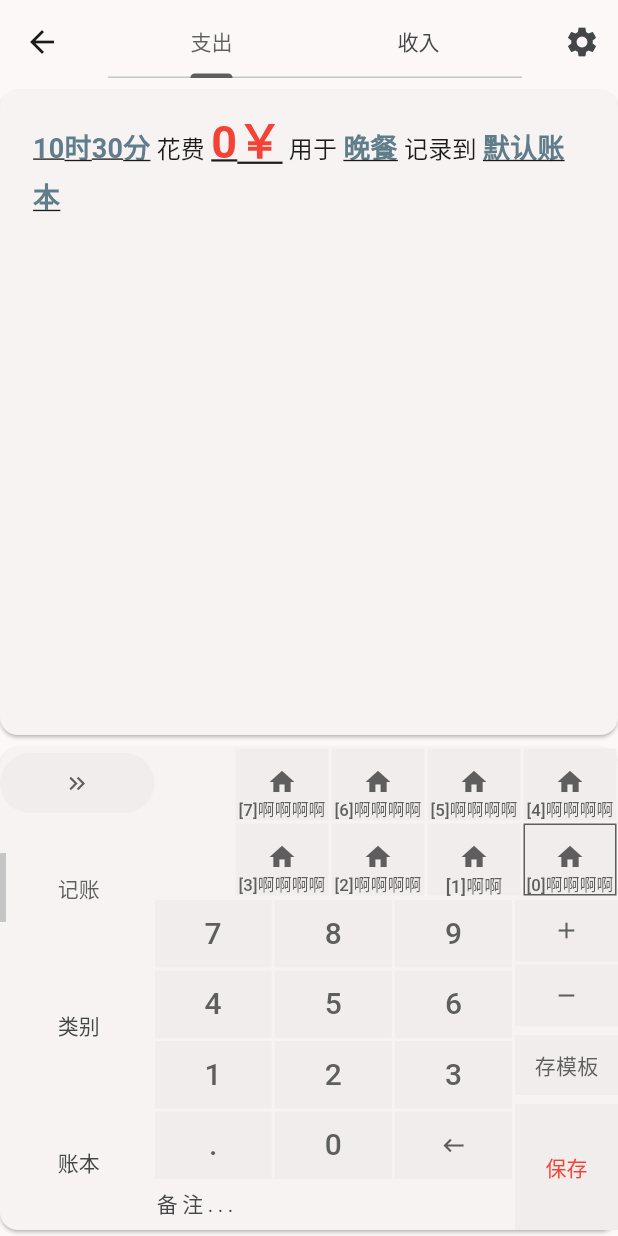
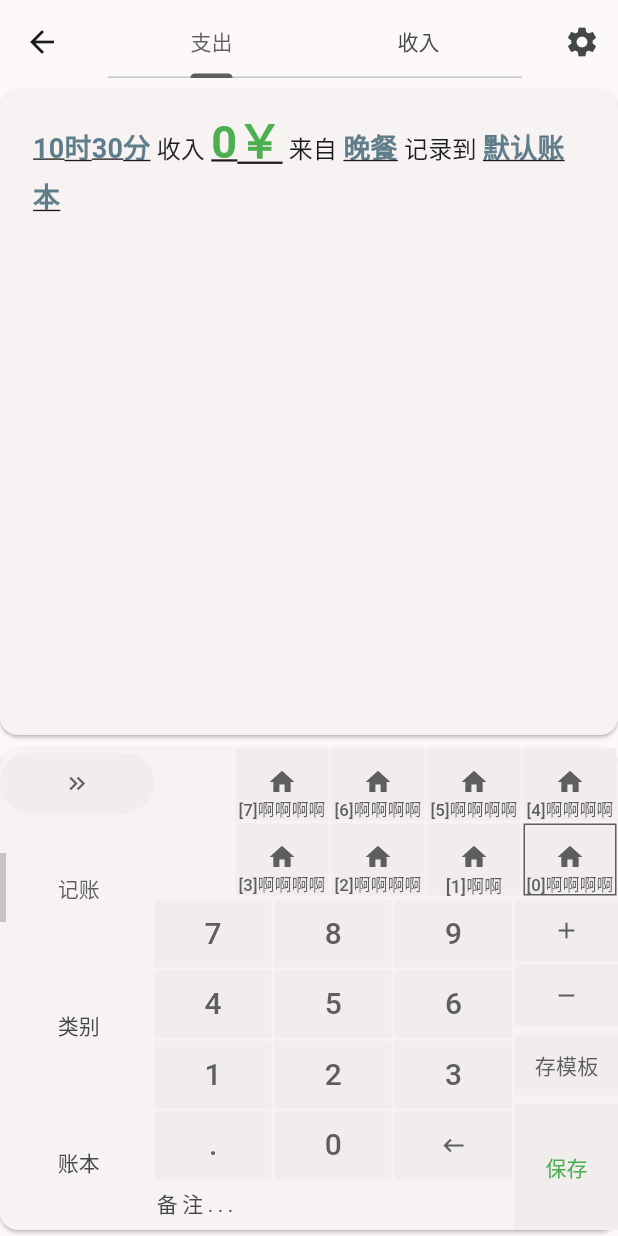
Before and after one commit to qcbf/quick_log_money, a Flutter app: the screen it shows after launch, after a tap on "试用一下", after a tap on the "add" icon, on a phone screen of 412 x 824 dp. Run offline on Flutter 3.47's test engine with Material 3 defaults, Android fonts, the phone set to English and light mode, and no system bars; our stand-ins replace bot_toast, hive; accounts and stored records are empty; statements that could not run were skipped.

Commit message:
登录用户相关数据

```diff
--- a/quick_money_flutter/lib/Datas/Ledger/LedgerData.dart
+++ b/quick_money_flutter/lib/Datas/Ledger/LedgerData.dart
@@ -49,31 +49,29 @@ class LedgerProvider with ChangeNotifier {
   LedgerProvider() {
     LocalDB.get("Ledger").then((v) {
       if (v == null) return;
-      final data = LedgerData.fromJson(jsonDecode(v));
-      Future.delayed(Durations.extralong4, () => SetLedgerFromData(data));
-      // SetLedgerFromData(data);
+      SetLedgerFromData(LedgerData.fromJson(jsonDecode(v)));
     });
   }
 
   ///
-  SetLedger(LedgerBase v) {
+  Future SetLedger(LedgerBase v) async {
     print("set ledger: ${v.Data?.Id} ${v.Data?.Name}");
     _Ledger = v;
     if (v.Data == null) {
-      LocalDB.delete("Ledger");
+      await LocalDB.delete("Ledger");
     } else {
-      LocalDB.put("Ledger", jsonEncode(v.Data!.toJson()));
+      await LocalDB.put("Ledger", jsonEncode(v.Data!.toJson()));
     }
     notifyListeners();
   }
 
-  SetLedgerFromData(LedgerData data) {
+  Future SetLedgerFromData(LedgerData data) async {
     switch (data.Type) {
       case 1:
-        SetLedger(LocalLedger(data));
+        await SetLedger(LocalLedger(data));
         return true;
       case 2:
-        SetLedger(ServerLedger(data));
+        await SetLedger(ServerLedger(data));
         return true;
     }
   }
--- a/quick_money_flutter/lib/Datas/UserData.dart
+++ b/quick_money_flutter/lib/Datas/UserData.dart
@@ -21,7 +21,7 @@ class UserData {
 
 class UserProvider with ChangeNotifier {
   ///
-  static bool IsLogined = LocalDB.containsKey("User");
+  static bool get IsLogined => LocalDB.containsKey("User");
   UserData _Data = UserData(Id: 0, RegisterDate: DateTime(0));
 
   UserProvider() {
@@ -42,9 +42,9 @@ class UserProvider with ChangeNotifier {
   }
 
   ///
-  void SetData(UserData data) {
+  Future SetData(UserData data) async {
     _Data = data;
-    LocalDB.put("User", data.ToJson());
+    await LocalDB.put("User", data.ToJson());
     notifyListeners();
   }
 }
--- /dev/null
+++ b/quick_money_flutter/lib/Pages/Home/HomePage.dart
@@ -0,0 +1,51 @@
+import 'package:flutter/material.dart';
+import 'package:provider/provider.dart';
+import 'package:quick_log_money/CommonWidgets/Conditional.dart';
+import 'package:quick_log_money/Datas/Ledger/LedgerData.dart';
+import 'package:quick_log_money/Utilities/Pages.dart';
+import 'DrawerMenu.dart';
+
+class HomePage extends StatefulWidget {
+  const HomePage({super.key});
+  @override
+  State<HomePage> createState() => _HomePageState();
+}
+
+class _HomePageState extends State<HomePage> {
+  @override
+  Widget build(BuildContext context) {
+    return Scaffold(
+      appBar: BuildTop(),
+      floatingActionButton: BuildFloatingBottom(context),
+      floatingActionButtonLocation: FloatingActionButtonLocation.centerDocked,
+      drawer: DrawerMenu(context: context),
+    );
+  }
+
+  ///
+  Padding BuildFloatingBottom(BuildContext context) {
+    return Padding(
+      padding: const EdgeInsets.only(bottom: 20),
+      child: FloatingActionButton(
+        onPressed: () async {
+          Navigator.pushNamed(context, Pages.Record);
+        },
+        mini: false,
+        shape: const CircleBorder(),
+        child: const Icon(Icons.add),
+      ),
+    );
+  }
+
+  ///
+  PreferredSizeWidget BuildTop() {
+    return AppBar(
+      centerTitle: true,
+      title: Consumer<LedgerProvider>(
+        builder: (context, value, child) =>
+            Conditional.Single(context, (context) => value.IsInited, (context) => Text(value.Ledger.Data!.Name, style: const TextStyle(fontSize: 14))),
+      ),
+      actions: [IconButton(onPressed: () {}, icon: const Icon(Icons.widgets))],
+    );
+  }
+}
--- a/quick_money_flutter/lib/Pages/RecordMoney/EntryEditingProvider.dart
+++ b/quick_money_flutter/lib/Pages/RecordMoney/EntryEditingProvider.dart
@@ -6,7 +6,7 @@ class EntryEditingProvider with ChangeNotifier {
   final EntryData Data = EntryData();
 
   ///
-  bool IsCost = true;
+  bool IsIncome = true;
 
   ///
   String MoneyIntegerStr = "";
--- a/quick_money_flutter/lib/Pages/RecordMoney/RecordDescription.dart
+++ b/quick_money_flutter/lib/Pages/RecordMoney/RecordDescription.dart
@@ -8,9 +8,9 @@ class RecordDescription extends StatelessWidget {
 
   @override
   Widget build(BuildContext context) =>
-      Card(child: Consumer<EntryEditingProvider>(builder: (context, value, child) => _BuildDescriptionLabel(value.IsCost, context, value)));
+      Card(child: Consumer<EntryEditingProvider>(builder: (context, value, child) => _BuildDescriptionLabel(value.IsIncome, context, value)));
 
-  static Widget _BuildDescriptionLabel(bool isCost, BuildContext context, EntryEditingProvider value) {
+  static Widget _BuildDescriptionLabel(bool IsIncome, BuildContext context, EntryEditingProvider value) {
     var baseTextStyle = Theme.of(context).textTheme.titleMedium!;
     var actionTextStyle =
         baseTextStyle.apply(color: Colors.blueGrey, fontSizeDelta: 2).copyWith(fontWeight: FontWeight.bold, decoration: TextDecoration.underline);
@@ -19,9 +19,9 @@ class RecordDescription extends StatelessWidget {
       child: RichText(
           text: TextSpan(style: baseTextStyle, children: [
         TextSpan(style: actionTextStyle, text: Utility.DateToString(value.Data.Date)),
-        TextSpan(text: isCost ? " 花费 " : " 收入 "),
-        TextSpan(style: actionTextStyle.apply(color: isCost ? Colors.red : Colors.green, fontSizeDelta: 12), text: "${value.GetMoneyString()}￥"),
-        TextSpan(text: isCost ? " 用于 " : " 来自 "),
+        TextSpan(text: IsIncome ? " 收入 " : " 花费 "),
+        TextSpan(style: actionTextStyle.apply(color: IsIncome ? Colors.green : Colors.red, fontSizeDelta: 12), text: "${value.GetMoneyString()}￥"),
+        TextSpan(text: IsIncome ? " 来自 " : " 用于 "),
         TextSpan(style: actionTextStyle, text: value.Data.GetTagName()),
         const TextSpan(text: " 记录到 "),
         TextSpan(style: actionTextStyle, text: value.Data.GetBookName()),
--- a/quick_money_flutter/lib/Utilities/LocalDB.dart
+++ b/quick_money_flutter/lib/Utilities/LocalDB.dart
@@ -4,7 +4,7 @@ import 'package:path_provider/path_provider.dart';
 late LazyBox LocalDB;
 
 class LocalDBHelper {
-  static Future Init() async {
+  static Future OpenLocalDB() async {
     Hive.init((await getApplicationSupportDirectory()).path);
     LocalDB = await Hive.openLazyBox("global");
   }
--- /dev/null
+++ b/quick_money_flutter/lib/Utilities/Pages.dart
@@ -0,0 +1,30 @@
+import 'package:flutter/material.dart';
+import 'package:quick_log_money/Datas/UserData.dart';
+import 'package:quick_log_money/Pages/Home/HomePage.dart';
+import 'package:quick_log_money/pages/LoginPage.dart';
+import 'package:quick_log_money/pages/RecordMoney/RecordPage.dart';
+
+class Pages {
+  static const Home = "/";
+  static const Login = "/Login";
+  static const Record = "/Record";
+  static final Map<String, WidgetBuilder> Routes = {
+    Home: (context) => const HomePage(),
+    Login: (context) => const LoginPage(),
+    Record: (context) => const RecordPage(),
+  };
+
+  static MaterialPageRoute? Router(RouteSettings settings) {
+    WidgetBuilder? page;
+    if (!UserProvider.IsLogined) {
+      page = Routes[Login];
+    } else {
+      page = Routes[settings.name];
+    }
+
+    if (page == null) {
+      return MaterialPageRoute(builder: (context) => ErrorWidget("not found page: ${settings.name}"));
+    }
+    return MaterialPageRoute(builder: page, settings: settings);
+  }
+}
--- a/quick_money_flutter/lib/main.dart
+++ b/quick_money_flutter/lib/main.dart
@@ -1,3 +1,4 @@
+import 'package:bot_toast/bot_toast.dart';
 import 'package:flutter/foundation.dart';
 import 'package:flutter/material.dart';
 import 'package:flutter/services.dart';
@@ -5,14 +6,14 @@ import 'package:provider/provider.dart';
 import 'package:quick_log_money/Datas/Ledger/LedgerData.dart';
 import 'package:quick_log_money/Datas/UserData.dart';
 import 'package:quick_log_money/Utilities/LocalDB.dart';
+import 'package:quick_log_money/Utilities/Pages.dart';
 import 'package:quick_log_money/Utilities/Preference.dart';
-import 'package:quick_log_money/pages/HomePage.dart';
-import 'package:quick_log_money/pages/LoginPage.dart';
-import 'package:quick_log_money/pages/RecordMoney/RecordPage.dart';
 
 void main() async {
   WidgetsFlutterBinding.ensureInitialized();
-  await LocalDBHelper.Init();
+  BotToast.defaultOption.customLoading.duration = BotToast.defaultOption.loading.duration = const Duration(seconds: 10);
+
+  await LocalDBHelper.OpenLocalDB();
   await Preference.InitGlobal();
   runApp(const MainApp());
 }
@@ -29,26 +30,28 @@ class MainApp extends StatelessWidget {
     return CreateApp();
   }
 
-  static MaterialApp CreateApp({ThemeMode? themeMode}) {
-    late Widget firstPage;
-    if (UserProvider.IsLogined) {
-      firstPage = GlobalPreference.IsFirstPageIsRecord ? const RecordPage() : const HomePage();
-    } else {
-      firstPage = const LoginPage();
-    }
-
+  static Widget CreateApp({ThemeMode? themeMode}) {
+    ///
     return MaterialApp(
-        debugShowCheckedModeBanner: false,
-        themeMode: themeMode,
-        theme: _GetTheme(Brightness.light),
-        darkTheme: _GetTheme(Brightness.dark),
-        home: MultiProvider(
+      debugShowCheckedModeBanner: false,
+      themeMode: themeMode,
+      theme: _GetTheme(Brightness.light),
+      darkTheme: _GetTheme(Brightness.dark),
+      onGenerateRoute: Pages.Router,
+      initialRoute: GlobalPreference.IsFirstPageIsRecord ? Pages.Record : Pages.Home,
+      navigatorObservers: [BotToastNavigatorObserver()],
+      builder: (context, child) {
+        child = BotToastInit()(context, child);
+        child = MultiProvider(
           providers: [
             ChangeNotifierProvider(create: (context) => UserProvider()),
             ChangeNotifierProvider(create: (context) => LedgerProvider(), lazy: false),
           ],
-          child: firstPage,
-        ));
+          child: child,
+        );
+        return child;
+      },
+    );
   }
 
   static ThemeData _GetTheme(Brightness brightness) {
--- a/quick_money_flutter/lib/pages/HomePage.dart
+++ /dev/null
@@ -1,79 +0,0 @@
-import 'package:flutter/material.dart';
-import 'package:provider/provider.dart';
-import 'package:quick_log_money/CommonWidgets/Conditional.dart';
-import 'package:quick_log_money/Datas/Ledger/LedgerData.dart';
-import 'package:quick_log_money/Datas/UserData.dart';
-import 'package:quick_log_money/Pages/RecordMoney/RecordPage.dart';
-import 'package:quick_log_money/Utilities/LocalDB.dart';
-
-class HomePage extends StatefulWidget {
-  const HomePage({super.key});
-  @override
-  State<HomePage> createState() => _HomePageState();
-}
-
-class _HomePageState extends State<HomePage> {
-  @override
-  Widget build(BuildContext context) {
-    return Scaffold(
-      appBar: AppBar(
-        centerTitle: true,
-        title: Consumer<LedgerProvider>(
-          builder: (context, value, child) =>
-              Conditional.Single(context, (context) => value.IsInited, (context) => Text(value.Ledger.Data!.Name, style: const TextStyle(fontSize: 14))),
-        ),
-        actions: [IconButton(onPressed: () {}, icon: const Icon(Icons.widgets))],
-      ),
-      floatingActionButton: Padding(
-        padding: const EdgeInsets.only(bottom: 20),
-        child: FloatingActionButton(
-          onPressed: () async {
-            Navigator.push(context, MaterialPageRoute(builder: (context) => const RecordPage()));
-          },
-          mini: false,
-          shape: const CircleBorder(),
-          child: const Icon(Icons.add),
-        ),
-      ),
-      floatingActionButtonLocation: FloatingActionButtonLocation.centerDocked,
-      drawer: Drawer(
-          child: ListView(
-        children: [
-          Consumer<UserProvider>(builder: (context, value, child) {
-            return Padding(
-              padding: const EdgeInsets.all(16),
-              child: Column(
-                crossAxisAlignment: CrossAxisAlignment.start,
-                children: [
-                  Text(value.Data.Name, style: Theme.of(context).textTheme.headlineMedium),
-                  Text("ID:${value.Data.Id}", style: Theme.of(context).textTheme.labelMedium),
-                  TextButton(onPressed: () {}, child: Text(value.Data.VipExpiryDate?.toString() ?? "开通vip")),
-                ],
-              ),
-            );
-          }),
-          ListTile(
-            title: const Text("setting"),
-            leading: const Icon(Icons.settings),
-            trailing: const Icon(Icons.chevron_right),
-            onTap: () => print("x"),
-          ),
-          ListTile(
-            title: const Text("setting"),
-            leading: const Icon(Icons.settings),
-            trailing: const Icon(Icons.chevron_right),
-            onTap: () => print("x"),
-          ),
-          ListTile(
-            title: const Text("setting"),
-            leading: const Icon(Icons.settings),
-            trailing: const Icon(Icons.chevron_right),
-            onTap: () {
-              LocalDB.deleteFromDisk().then((_) => print("delete local db finish"));
-            },
-          ),
-        ],
-      )),
-    );
-  }
-}
--- a/quick_money_flutter/lib/pages/LoginPage.dart
+++ b/quick_money_flutter/lib/pages/LoginPage.dart
@@ -3,7 +3,7 @@ import "package:provider/provider.dart";
 import "package:quick_log_money/Datas/Ledger/LedgerData.dart";
 import "package:quick_log_money/Datas/UserData.dart";
 import "package:quick_log_money/Utilities/Def.dart";
-import "package:quick_log_money/pages/HomePage.dart";
+import "package:quick_log_money/Utilities/Pages.dart";
 
 class LoginPage extends StatefulWidget {
   const LoginPage({super.key});
@@ -118,9 +118,9 @@ class _LoginPageState extends State<LoginPage> {
               final user = UserData(Id: DateTime.now().millisecondsSinceEpoch, Name: "临时用户", RegisterDate: DateTime.now());
               final ledgerData = await LedgerData.CreateFromTemplate(user.Id, Name: "临时账本");
               if (!mounted) return;
-              context.read<UserProvider>().SetData(user);
-              context.read<LedgerProvider>().SetLedgerFromData(ledgerData);
-              Navigator.pushReplacement(context, MaterialPageRoute(builder: (context) => const HomePage()));
+              await Future.wait([context.read<UserProvider>().SetData(user), context.read<LedgerProvider>().SetLedgerFromData(ledgerData)]);
+              if (!mounted) return;
+              Navigator.pushReplacementNamed(context, Pages.Home);
             },
             child: const Text("试用一下")),
       );
--- a/quick_money_flutter/lib/pages/RecordMoney/RecordKeyboard.dart
+++ b/quick_money_flutter/lib/pages/RecordMoney/RecordKeyboard.dart
@@ -112,7 +112,7 @@ class RecordKeyboard extends StatelessWidget {
                     child: TextButton(
                       style: styleFrom,
                       onPressed: () {},
-                      child: Text("保存", style: TextStyle(color: value.IsCost ? Colors.red : Colors.green)),
+                      child: Text("保存", style: TextStyle(color: value.IsIncome ? Colors.green : Colors.red)),
                     ),
                   ),
                 )),
--- a/quick_money_flutter/lib/pages/RecordMoney/RecordPage.dart
+++ b/quick_money_flutter/lib/pages/RecordMoney/RecordPage.dart
@@ -57,7 +57,7 @@ class _RecordPageContentState extends State<_RecordPageContent> with SingleTicke
   /// 设置是否消费记账
   void SetIsCost(BuildContext context) {
     var data = context.read<EntryEditingProvider>();
-    data.IsCost = _TabCtrl.index == 0;
+    data.IsIncome = _TabCtrl.index == 1;
     data.SetDirty();
   }
 
--- a/quick_money_flutter/pubspec.yaml
+++ b/quick_money_flutter/pubspec.yaml
@@ -7,6 +7,7 @@ environment:
   sdk: ">=3.4.3 <4.0.0"
 
 dependencies:
+  bot_toast: ^4.1.3
   flutter:
     sdk: flutter
   hive: ^2.2.3
```
Also changed, not shown: quick_money_flutter/lib/CommonWidgets/Conditional.dart (+25 -17 lines), quick_money_flutter/lib/Pages/Home/DrawerMenu.dart (added, +76 -0 lines), quick_money_flutter/pubspec.lock.
